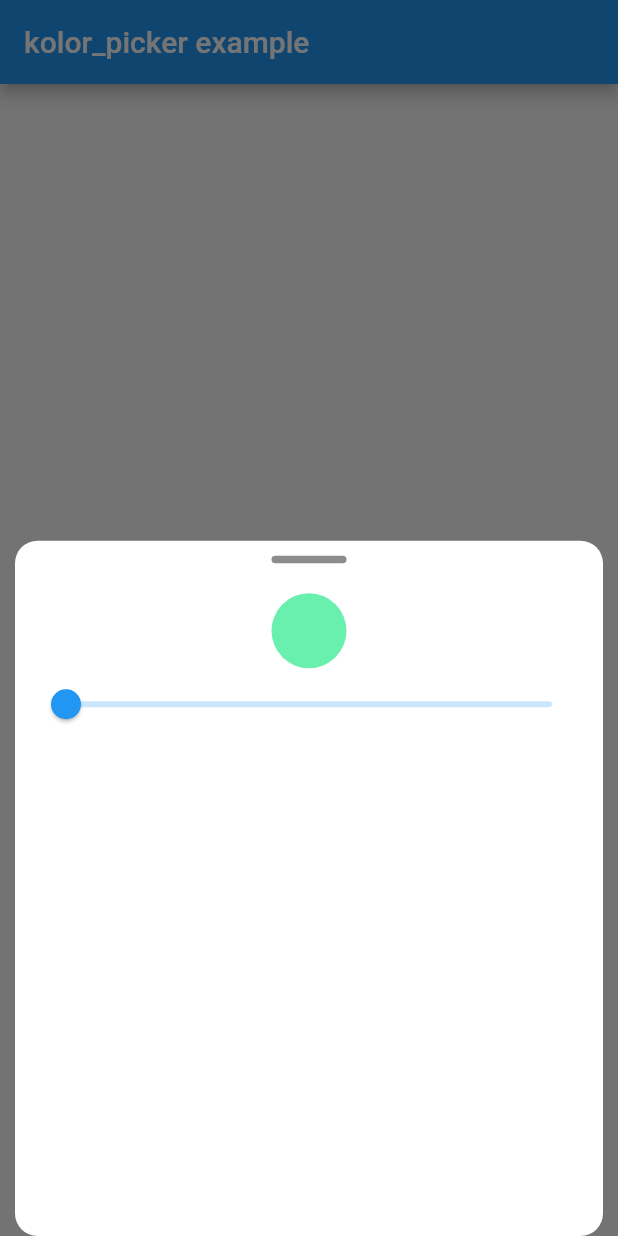
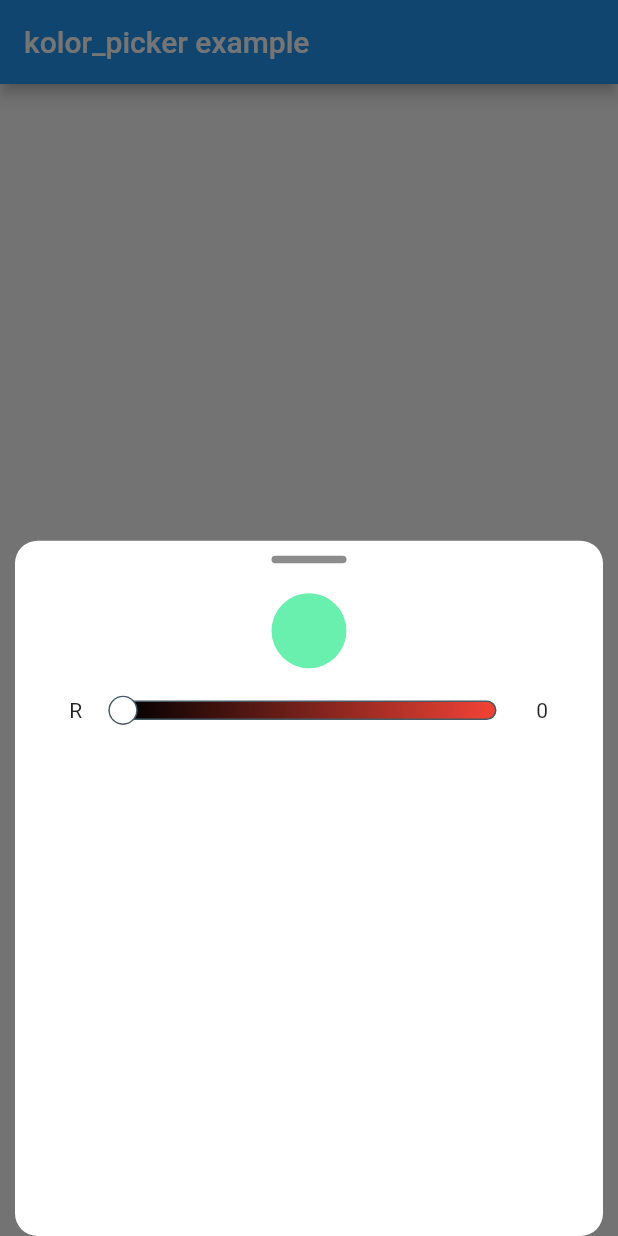
Before and after one commit to kheapps/kolor_picker, a Flutter app: the screen it shows after launch, after a tap on "Open", on a phone screen of 412 x 824 dp. Run offline on Flutter 3.47's test engine with Material 2 defaults, Android fonts, the phone set to English and light mode, and no system bars.

Commit message:
#5 added label and display value to color slider

```diff
--- a/lib/src/kolor_slider.dart
+++ b/lib/src/kolor_slider.dart
@@ -15,10 +15,12 @@ class KolorSlider extends StatefulWidget {
     this.max = 255,
     this.indicatorColor = Colors.white,
     @required this.colors,
+    @required this.label,
     @required this.onChanged,
   })  : assert(onChanged != null),
         assert(colors != null && colors.length >= 2),
         assert(min <= max),
+        assert(label != null && label.length == 1),
         super(key: key);
 
   /// The [width] of the slider
@@ -59,6 +61,12 @@ class KolorSlider extends StatefulWidget {
   ///
   final Color indicatorColor;
 
+  /// The [label] of the slider reprensent the color (R, G or B)
+  ///
+  /// Must be one letter
+  ///
+  final String? label;
+
   /// Called during a drag when the user is selecting a new value for the slider
   /// by dragging.
   ///
@@ -76,32 +84,47 @@ class KolorSlider extends StatefulWidget {
 
 class _KolorSliderState extends State<KolorSlider> {
   double _colorSliderPosition = 0.0;
+  int _value = 0;
 
   @override
   Widget build(BuildContext context) {
     final w = widget.width;
     final h = widget.height;
     final indicatorRadius = (h * 1.5) / 2;
+    final _margin = 15.0;
+    final _touchOffset = indicatorRadius / 2 + _margin;
 
     return Container(
       margin: EdgeInsets.all(15),
       height: h * 2,
-      width: w + indicatorRadius * 2,
+      // width: w + indicatorRadius * 2,
       alignment: Alignment.center,
-      child: GestureDetector(
+      child: Row(
+        crossAxisAlignment: CrossAxisAlignment.center,
+        mainAxisAlignment: MainAxisAlignment.center,
+        children: [
+          Expanded(
+            child: Container(
+              // margin: EdgeInsets.only(right: indicatorRadius * 2),
+              alignment: Alignment.center,
+              child: Text(widget.label!),
+            ),
+          ),
+          GestureDetector(
             behavior: HitTestBehavior.opaque,
             onHorizontalDragStart: (DragStartDetails details) {
-          _colorChangeHandler(details.localPosition.dx - indicatorRadius / 2);
+              _colorChangeHandler(details.localPosition.dx - _touchOffset);
             },
             onHorizontalDragUpdate: (DragUpdateDetails details) {
-          _colorChangeHandler(details.localPosition.dx - indicatorRadius / 2);
+              _colorChangeHandler(details.localPosition.dx - _touchOffset);
             },
             onTapDown: (TapDownDetails details) {
-          _colorChangeHandler(details.localPosition.dx - indicatorRadius / 2);
+              _colorChangeHandler(details.localPosition.dx - _touchOffset);
             },
             child: Center(
               // ? SLIDER
               child: Container(
+                margin: EdgeInsets.symmetric(horizontal: _margin),
                 width: w,
                 height: h,
                 decoration: BoxDecoration(
@@ -122,6 +145,15 @@ class _KolorSliderState extends State<KolorSlider> {
               ),
             ),
           ),
+          Expanded(
+            child: Container(
+              // margin: EdgeInsets.only(left: indicatorRadius * 2),
+              alignment: Alignment.center,
+              child: Text('$_value'),
+            ),
+          ),
+        ],
+      ),
     );
   }
 
@@ -137,9 +169,9 @@ class _KolorSliderState extends State<KolorSlider> {
     // 0 -> min
     // width -> max
     // pos -> value = (pos*(max-min) / width) + min
-    int value =
+    _value =
         (position * (widget.max - widget.min) ~/ widget.width) + widget.min;
-    widget.onChanged!(value);
+    widget.onChanged!(_value);
   }
 }
 
@@ -174,5 +206,4 @@ class _SliderIndicatorPainter extends CustomPainter {
   }
 }
 
-
 // Some parts of this widget code is from : https://medium.com/@mhstoller.it/how-i-made-a-custom-color-picker-slider-using-flutter-and-dart-e2350ec693a1
--- a/lib/src/picker_modal.dart
+++ b/lib/src/picker_modal.dart
@@ -1,6 +1,7 @@
 library picker_modal;
 
 import 'package:flutter/material.dart';
+import 'package:kolor_picker/src/kolor_slider.dart';
 
 class PickerModal extends StatefulWidget {
   final Color baseColor;
@@ -69,10 +70,14 @@ class _PickerModalState extends State<PickerModal> {
                 ),
               ),
             ),
-            Slider(
-              value: 0,
-              onChanged: (v) {},
-
+            KolorSlider(
+              colors: [Colors.black, Colors.red],
+              label: 'R',
+              onChanged: (v) {
+                setState(() {
+                  // print("new val : $v");
+                });
+              },
             )
           ],
         ),
```
Lines whose indentation alone changed are shown as unchanged.
